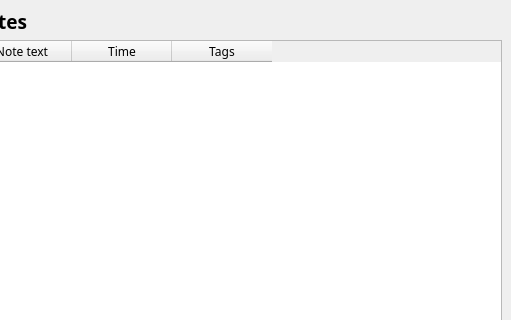
Old version of the form Note-App/mainwindow.ui in the repository knu-2-tochanenko/OOP; both pictures show x 289 to 800 and y 0 to 320 of the 800 by 500 pixel window.
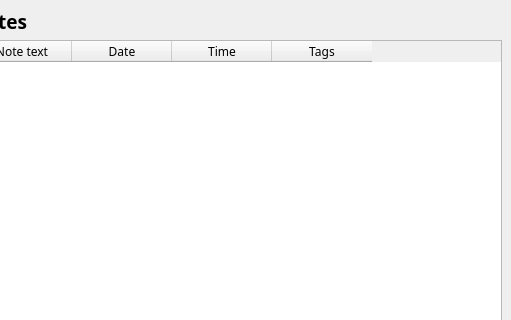
New version of the form.

What changed in the file:
```diff
--- a/Note-App/mainwindow.ui
+++ b/Note-App/mainwindow.ui
@@ -64,6 +64,17 @@
      <property name="font">
       <font>
        <family>Century Gothic</family>
+       <pointsize>9</pointsize>
+      </font>
+     </property>
+    </column>
+    <column>
+     <property name="text">
+      <string>Date</string>
+     </property>
+     <property name="font">
+      <font>
+       <family>Century Gothic</family>
       </font>
      </property>
     </column>
@@ -74,6 +85,7 @@
      <property name="font">
       <font>
        <family>Century Gothic</family>
+       <pointsize>9</pointsize>
       </font>
      </property>
     </column>
@@ -84,6 +96,7 @@
      <property name="font">
       <font>
        <family>Century Gothic</family>
+       <pointsize>9</pointsize>
       </font>
      </property>
     </column>
```
